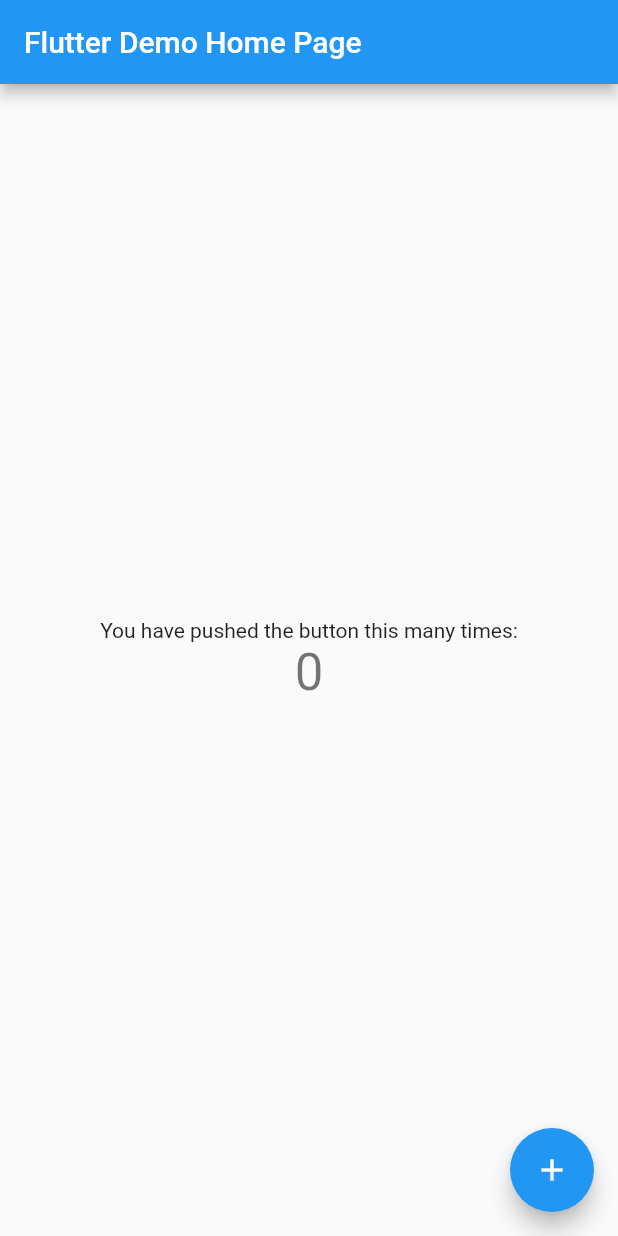
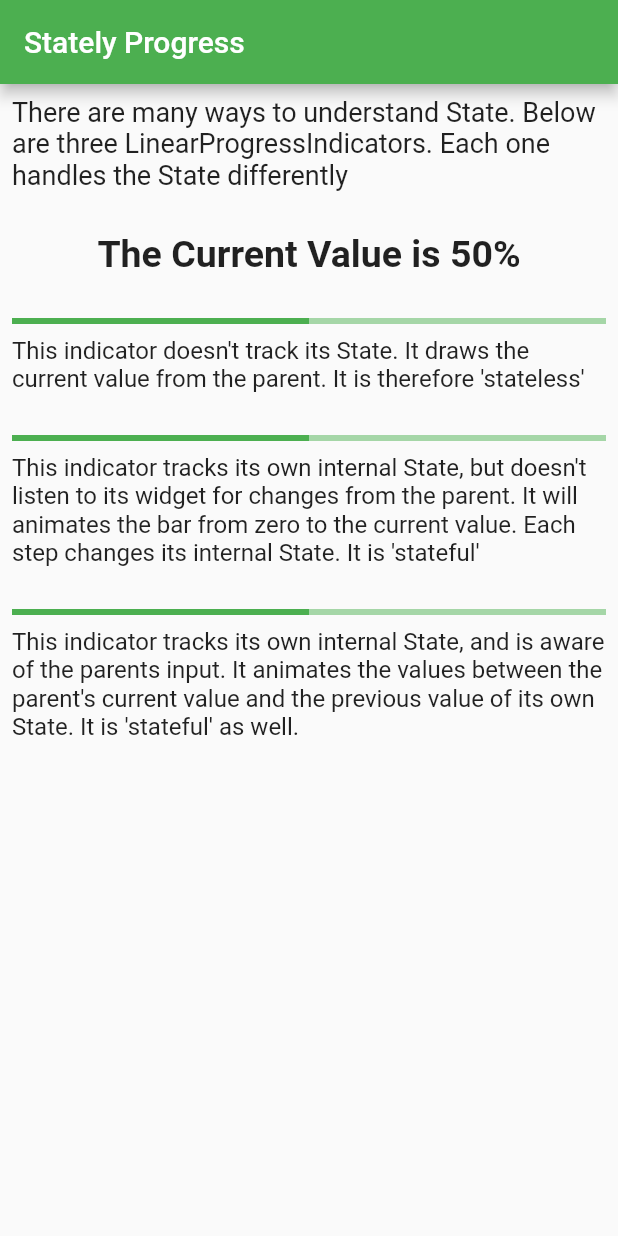
Before and after one commit to LibertyBeta/stately, a Flutter app: the screen it shows after launch, on a phone screen of 412 x 824 dp. Run offline on Flutter 3.47's test engine with Material 2 defaults, Android fonts, the phone set to English and light mode, and no system bars.

Commit message:
feat(first): Add stateful and stateless indicators
Add first iteration of progress indicators, copy, and styling.

Signed-off-by: Rainer Paskiewicz <rainer.paskiewicz@gmail.com>

```diff
--- a/lib/main.dart
+++ b/lib/main.dart
@@ -1,4 +1,9 @@
 import 'package:flutter/material.dart';
+import 'dart:math';
+import 'dart:async';
+
+import 'statelessProgress.dart';
+import 'stateProgress.dart';
 
 void main() => runApp(new MyApp());
 
@@ -7,103 +12,114 @@ class MyApp extends StatelessWidget {
   @override
   Widget build(BuildContext context) {
     return new MaterialApp(
-      title: 'Flutter Demo',
+      title: 'Progressbar State Example',
       theme: new ThemeData(
-        // This is the theme of your application.
-        //
-        // Try running your application with "flutter run". You'll see the
-        // application has a blue toolbar. Then, without quitting the app, try
-        // changing the primarySwatch below to Colors.green and then invoke
-        // "hot reload" (press "r" in the console where you ran "flutter run",
-        // or press Run > Flutter Hot Reload in IntelliJ). Notice that the
-        // counter didn't reset back to zero; the application is not restarted.
-        primarySwatch: Colors.blue,
+          primarySwatch: Colors.green,
+          textTheme: new TextTheme(
+            title: new TextStyle(
+              fontWeight: FontWeight.bold,
+              fontSize: 25.0,
             ),
-      home: new MyHomePage(title: 'Flutter Demo Home Page'),
+            body1: new TextStyle(
+              fontSize: 18.0,
+            ),
+            body2: new TextStyle(
+              fontWeight: FontWeight.normal,
+              fontSize: 16.0,
+            ),
+          )),
+      home: new StatelessHome(title: 'Stately Progress'),
     );
   }
 }
 
-class MyHomePage extends StatefulWidget {
-  MyHomePage({Key key, this.title}) : super(key: key);
-
-  // This widget is the home page of your application. It is stateful, meaning
-  // that it has a State object (defined below) that contains fields that affect
-  // how it looks.
-
-  // This class is the configuration for the state. It holds the values (in this
-  // case the title) provided by the parent (in this case the App widget) and
-  // used by the build method of the State. Fields in a Widget subclass are
-  // always marked "final".
+class StatelessHome extends StatelessWidget {
+  StatelessHome({Key key, this.title}) : super(key: key);
 
   final String title;
-
-  @override
-  _MyHomePageState createState() => new _MyHomePageState();
-}
-
-class _MyHomePageState extends State<MyHomePage> {
-  int _counter = 0;
-
-  void _incrementCounter() {
-    setState(() {
-      // This call to setState tells the Flutter framework that something has
-      // changed in this State, which causes it to rerun the build method below
-      // so that the display can reflect the updated values. If we changed
-      // _counter without calling setState(), then the build method would not be
-      // called again, and so nothing would appear to happen.
-      _counter++;
-    });
-  }
+  final EdgeInsets _subTextInsert = new EdgeInsets.fromLTRB(8.0, 0.0, 8.0, 20.0);
 
   @override
   Widget build(BuildContext context) {
-    // This method is rerun every time setState is called, for instance as done
-    // by the _incrementCounter method above.
-    //
-    // The Flutter framework has been optimized to make rerunning build methods
-    // fast, so that you can just rebuild anything that needs updating rather
-    // than having to individually change instances of widgets.
+    final ThemeData theme = Theme.of(context);
     return new Scaffold(
         appBar: new AppBar(
-        // Here we take the value from the MyHomePage object that was created by
-        // the App.build method, and use it to set our appbar title.
-        title: new Text(widget.title),
+          title: new Text(this.title),
         ),
-      body: new Center(
-        // Center is a layout widget. It takes a single child and positions it
-        // in the middle of the parent.
-        child: new Column(
-          // Column is also layout widget. It takes a list of children and
-          // arranges them vertically. By default, it sizes itself to fit its
-          // children horizontally, and tries to be as tall as its parent.
-          //
-          // Invoke "debug paint" (press "p" in the console where you ran
-          // "flutter run", or select "Toggle Debug Paint" from the Flutter tool
-          // window in IntelliJ) to see the wireframe for each widget.
-          //
-          // Column has various properties to control how it sizes itself and
-          // how it positions its children. Here we use mainAxisAlignment to
-          // center the children vertically; the main axis here is the vertical
-          // axis because Columns are vertical (the cross axis would be
-          // horizontal).
-          mainAxisAlignment: MainAxisAlignment.center,
+        body: new SingleChildScrollView(
+          child: new SafeArea(
+            child: new StreamBuilder<double>(
+                stream: Stream.periodic(Duration(seconds: 10), _nextDouble),
+                builder:
+                    (BuildContext context, AsyncSnapshot<double> snapshot) {
+                  double value;
+                  if (snapshot.data != null) {
+                    value = snapshot.data;
+                  } else {
+                    value = 0.5;
+                  }
+
+                  return new Column(
+                    mainAxisAlignment: MainAxisAlignment.start,
                     children: <Widget>[
-            new Text(
-              'You have pushed the button this many times:',
-            ),
-            new Text(
-              '$_counter',
-              style: Theme.of(context).textTheme.display1,
-            ),
-          ],
+                      Padding(
+                        padding: const EdgeInsets.all(8.0),
+                        child: Text(
+                          'There are many ways to understand State. Below are three LinearProgressIndicators. Each one handles the State differently',
+                          style: theme.textTheme.body1,
                         ),
                       ),
-      floatingActionButton: new FloatingActionButton(
-        onPressed: _incrementCounter,
-        tooltip: 'Increment',
-        child: new Icon(Icons.add),
-      ), // This trailing comma makes auto-formatting nicer for build methods.
+                      Padding(
+                        padding: const EdgeInsets.symmetric(
+                            horizontal: 15.0, vertical: 20.0),
+                        child: Text(
+                          'The Current Value is ${(value * 100).floor()}%',
+                          style: theme.textTheme.title,
+                          textAlign: TextAlign.center,
+                        ),
+                      ),
+                      Padding(
+                        padding: const EdgeInsets.all(8.0),
+                        child: new StatelessProgress(current: value),
+                      ),
+                      Padding(
+                        padding: _subTextInsert,
+                        child: Text(
+                          'This indicator doesn\'t track its State. It draws the current value from the parent. It is therefore \'stateless\'',
+                          style: theme.textTheme.body2,
+                        ),
+                      ),
+                      Padding(
+                        padding: const EdgeInsets.all(8.0),
+                        child: new StateProgress(current: value, aware: false),
+                      ),
+                      Padding(
+                        padding: _subTextInsert,
+                        child: Text(
+                          'This indicator tracks its own internal State, but doesn\'t listen to its widget for changes from the parent. It will animates the bar from zero to the current value. Each step changes its internal State. It is \'stateful\'',
+                          style: theme.textTheme.body2,
+                        ),
+                      ),
+                      Padding(
+                        padding: const EdgeInsets.all(8.0),
+                        child: new StateProgress(current: value, aware: true),
+                      ),
+                      Padding(
+                        padding: _subTextInsert,
+                        child: Text(
+                          'This indicator tracks its own internal State, and is aware of the parents input. It animates the values between the parent\'s current value and the previous value of its own State. It is \'stateful\' as well.',
+                          style: theme.textTheme.body2,
+                        ),
+                      ),
+
+                    ],
                   );
+                }),
+          ),
+        ));
+  }
+
+  double _nextDouble(int computationCount) {
+    return Random().nextDouble();
   }
 }
--- /dev/null
+++ b/lib/stateProgress.dart
@@ -0,0 +1,75 @@
+import 'package:flutter/material.dart';
+
+class StateProgress extends StatefulWidget {
+  StateProgress({Key key, this.current = 0.5, this.aware = false}) : super(key: key);
+
+  final double current;
+  final bool aware;
+
+  @override
+  State<StatefulWidget> createState() => new ProgressState();
+}
+
+class ProgressState extends State<StateProgress> with SingleTickerProviderStateMixin{
+  double _lastValue = 0.0;
+  AnimationController _controller;
+  Animation<double> _animation;
+  double value;
+  @override
+  void initState() {
+    super.initState();
+    _controller = new AnimationController(
+      duration: const Duration(milliseconds: 2000),
+      vsync: this,
+    );
+
+
+    _lastValue = widget.current;
+    _animation = new Tween(begin: 0.0, end:widget.current)
+    .chain(CurveTween(
+      curve: Curves.easeIn,
+    )).animate(_controller);
+    _controller.forward();
+
+  }
+
+  @override
+  Widget build(BuildContext context) {
+    if(widget.aware){
+      _checkValue();
+    } else {
+      _buildAnimation();
+    }
+
+    return new AnimatedBuilder(
+        animation: _animation,
+        builder: (c,w) => LinearProgressIndicator(value: _animation.value)
+    );
+  }
+
+  @override
+  void dispose() {
+    super.dispose();
+    _controller.dispose();
+  }
+
+  void _buildAnimation({double start = 0.0}){
+
+    setState(() {
+      this._lastValue = widget.current;
+
+      _animation = new Tween(begin: start, end:widget.current).chain(CurveTween(
+        curve: Curves.easeInOut,
+      )).animate(_controller);
+    });
+    _controller.reset();
+    _controller.forward();
+  }
+
+  void _checkValue() {
+    if(this._lastValue != widget.current){
+      _controller.stop(canceled: false);
+      _buildAnimation(start: _animation.value);
+    }
+  }
+}
--- /dev/null
+++ b/lib/statelessProgress.dart
@@ -0,0 +1,11 @@
+import 'package:flutter/material.dart';
+
+class StatelessProgress extends StatelessWidget{
+  StatelessProgress({Key key, @required this.current}) : super(key:key);
+  final double current;
+
+  @override
+  Widget build(BuildContext context){
+    return new LinearProgressIndicator(value: this.current);
+  }
+}
```
Lines whose indentation alone changed are shown as unchanged.
